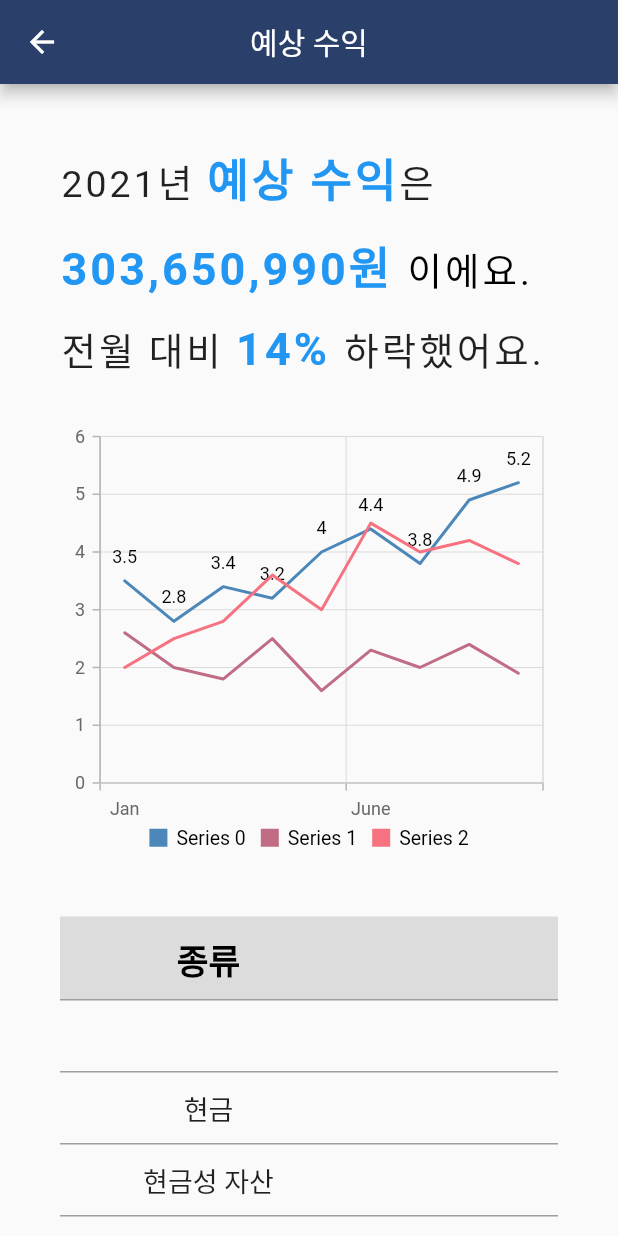
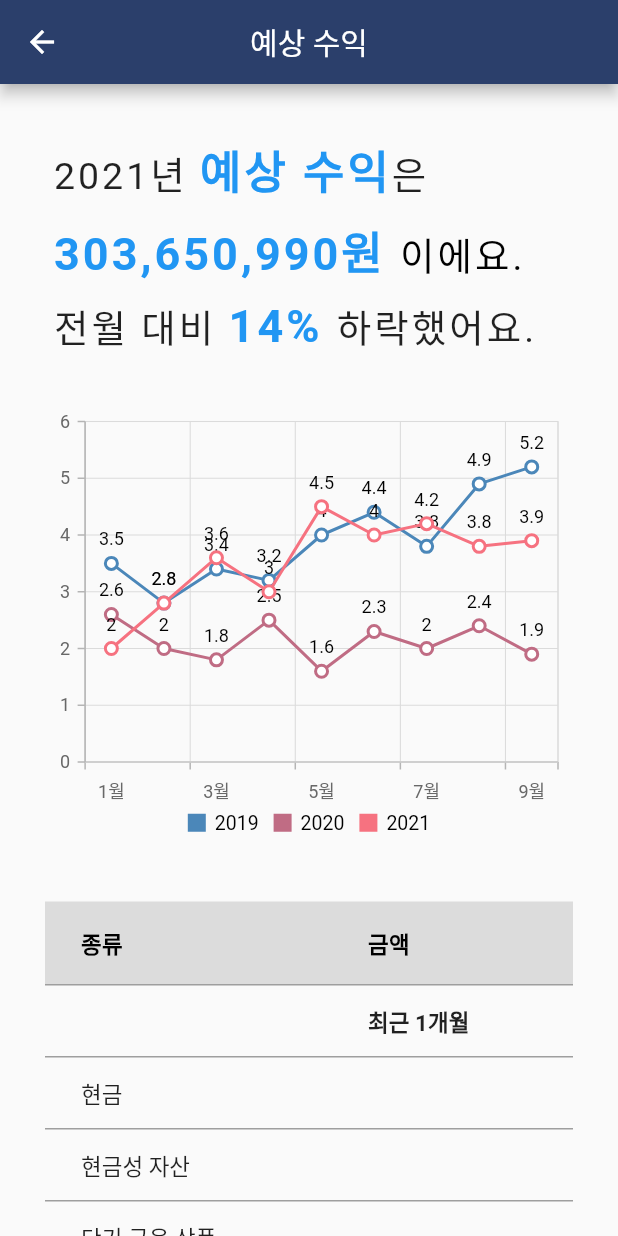
Before and after one commit to LEESAE-BOM/performance_man, a Flutter app: the expected_profit screen opened directly, on a phone screen of 412 x 824 dp. Run offline on Flutter 3.47's test engine with Material 2 defaults, Android fonts, the phone set to English and light mode, and no system bars; our stand-ins replace syncfusion_flutter_charts; missing offline and left inert: flow_project; Roboto replaces fonts that are missing (AppleB).

Commit message:
Update expected_profit.dart

```diff
--- a/Front/lib/management_widget/expected_profit.dart
+++ b/Front/lib/management_widget/expected_profit.dart
@@ -1,6 +1,7 @@
 import 'package:flutter/material.dart';
 import 'package:flutter/rendering.dart';
 import 'package:syncfusion_flutter_charts/charts.dart';
+import 'package:intl/intl.dart';
 
 class expected_profit extends StatefulWidget {
   @override
@@ -8,40 +9,47 @@ class expected_profit extends StatefulWidget {
 }
 
 class _expected_profit extends State<expected_profit> {
+  late List<SalesData> chartdata;
   late TooltipBehavior _tooltipBehavior;
 
   @override
   void initState() {
+    chartdata = getChartData();
     _tooltipBehavior = TooltipBehavior(
       enable: true,
-      // Tooltip will be displayed on long press
       activationMode: ActivationMode.longPress,
     );
     super.initState();
   }
 
+  List<SalesData> getChartData() {
+    final List<SalesData> chartdata = [
+      SalesData('1월', 3.5),
+      SalesData('2월', 2.8),
+      SalesData('3월', 3.4),
+      SalesData('4월', 3.2),
+      SalesData('5월', 4.0),
+      SalesData('6월', 4.4),
+      SalesData('7월', 3.8),
+      SalesData('8월', 4.9),
+      SalesData('9월', 5.2),
+    ];
+    return chartdata;
+  }
+
   @override
   Widget build(BuildContext context) {
-    return Scaffold(
-      appBar: AppBar(
-        title: Text('예상 수익'),
-        centerTitle: true,
-        backgroundColor: Color.fromRGBO(43, 63, 107, 1),
-      ),
-      body: SafeArea(
-        child: Padding(
-            padding: EdgeInsets.fromLTRB(40.0, 40.0, 40.0, 0),
-            child: ListView(
-              children: <Widget>[
-                Column(
+
+
+    Widget textSection = Padding(
+        padding: EdgeInsets.all(5),
+        child: Column(
             crossAxisAlignment: CrossAxisAlignment.start,
             children: <Widget>[
               Text.rich(TextSpan(
                   text: '2021년 ',
                   style: TextStyle(
-                            fontSize: 25.0,
-                            letterSpacing: 2.0,
-                            fontFamily: 'AppleB'),
+                      fontSize: 25.0, letterSpacing: 2.0, fontFamily: 'AppleB'),
                   children: <TextSpan>[
                     TextSpan(
                       text: '예상 수익',
@@ -53,13 +61,14 @@ class _expected_profit extends State<expected_profit> {
                     ),
                     TextSpan(
                         text: '은',
-                              style: TextStyle(
-                                  fontSize: 25.0, letterSpacing: 2.0)),
-                        ])),
-                    SizedBox(
-                      height: 15.0,
-                    ),
-                    Column(
+                        style: TextStyle(fontSize: 25.0, letterSpacing: 2.0)),
+                  ]))
+            ]));
+
+    Widget textSection1 = Padding(
+        padding: EdgeInsets.all(5),
+        child: Column(
+          crossAxisAlignment: CrossAxisAlignment.start,
           children: <Widget>[
             Text.rich(TextSpan(text: '', children: <TextSpan>[
               TextSpan(
@@ -80,18 +89,17 @@ class _expected_profit extends State<expected_profit> {
                       fontFamily: 'AppleB')),
             ]))
           ],
-                    ),
-                    SizedBox(
-                      height: 15.0,
-                    ),
-                    Column(
+        ));
+
+    Widget textSection2 = Padding(
+        padding: EdgeInsets.all(5),
+        child: Column(
+          crossAxisAlignment: CrossAxisAlignment.start,
           children: <Widget>[
             Text.rich(TextSpan(
                 text: '전월 대비 ',
                 style: TextStyle(
-                                fontSize: 25.0,
-                                letterSpacing: 2.0,
-                                fontFamily: 'AppleB'),
+                    fontSize: 25.0, letterSpacing: 2.0, fontFamily: 'AppleB'),
                 children: <TextSpan>[
                   TextSpan(
                     text: '14% ',
@@ -109,11 +117,9 @@ class _expected_profit extends State<expected_profit> {
                       )),
                 ]))
           ],
-                    ),
-                    SizedBox(
-                      height: 30.0,
-                    ),
-                    Center(
+        ));
+
+    Widget chartSection = Center(
       child: Container(
         child: SfCartesianChart(
             primaryXAxis: CategoryAxis(),
@@ -121,100 +127,89 @@ class _expected_profit extends State<expected_profit> {
             legend: Legend(
                 isVisible: true,
                 // Legend will be placed at the left
-                                position: LegendPosition.bottom
-                            ),
-                            series: <ChartSeries>[
+                position: LegendPosition.bottom),
+            series: <CartesianSeries>[
               FastLineSeries<SalesData, String>(
+                  name: '2019',
+                  dataSource: chartdata,
+                  xValueMapper: (SalesData sales, _) => sales.month,
+                  yValueMapper: (SalesData sales, _) => sales.sales,
+                  dataLabelSettings: DataLabelSettings(
+                      // Renders the data label
+                      isVisible: true),
+                  markerSettings: MarkerSettings(isVisible: true)),
+              FastLineSeries<SalesData, String>(
+                  name: '2020',
                   dataSource: [
                     // Bind data source
-                                    SalesData('Jan', 3.5),
-                                    SalesData('Feb', 2.8),
-                                    SalesData('Mar', 3.4),
-                                    SalesData('Apr', 3.2),
-                                    SalesData('May', 4.0),
-                                    SalesData('June', 4.4),
-                                    SalesData('July', 3.8),
-                                    SalesData('August', 4.9),
-                                    SalesData('September', 5.2)
+                    SalesData('1월', 2.6),
+                    SalesData('2월', 2.0),
+                    SalesData('3월', 1.8),
+                    SalesData('4월', 2.5),
+                    SalesData('5월', 1.6),
+                    SalesData('6월', 2.3),
+                    SalesData('7월', 2.0),
+                    SalesData('8월', 2.4),
+                    SalesData('9월', 1.9)
                   ],
-                                  xValueMapper: (SalesData sales, _) =>
-                                      sales.month,
-                                  yValueMapper: (SalesData sales, _) =>
-                                      sales.sales,
-                                  dataLabelSettings:
-                                      DataLabelSettings(isVisible: true)),
+                  xValueMapper: (SalesData sales, _) => sales.month,
+                  yValueMapper: (SalesData sales, _) => sales.sales,
+                  dataLabelSettings: DataLabelSettings(
+                      // Renders the data label
+                      isVisible: true),
+                  markerSettings: MarkerSettings(isVisible: true)),
               FastLineSeries<SalesData, String>(
+                  name: '2021',
                   dataSource: [
                     // Bind data source
-                                    SalesData('Jan', 2.6),
-                                    SalesData('Feb', 2.0),
-                                    SalesData('Mar', 1.8),
-                                    SalesData('Apr', 2.5),
-                                    SalesData('May', 1.6),
-                                    SalesData('June', 2.3),
-                                    SalesData('July', 2.0),
-                                    SalesData('August', 2.4),
-                                    SalesData('September', 1.9)
+                    SalesData('1월', 2.0),
+                    SalesData('2월', 2.8),
+                    SalesData('3월', 3.6),
+                    SalesData('4월', 3.0),
+                    SalesData('5월', 4.5),
+                    SalesData('6월', 4.0),
+                    SalesData('7월', 4.2),
+                    SalesData('8월', 3.8),
+                    SalesData('9월', 3.9)
                   ],
-                                  xValueMapper: (SalesData sales, _) =>
-                                      sales.month,
-                                  yValueMapper: (SalesData sales, _) =>
-                                      sales.sales),
-                              FastLineSeries<SalesData, String>(
-                                  dataSource: [
-                                    // Bind data source
-                                    SalesData('Jan', 2.0),
-                                    SalesData('Feb', 2.5),
-                                    SalesData('Mar', 2.8),
-                                    SalesData('Apr', 3.6),
-                                    SalesData('May', 3.0),
-                                    SalesData('June', 4.5),
-                                    SalesData('July', 4.0),
-                                    SalesData('August', 4.2),
-                                    SalesData('September', 3.8)
-                                  ],
-                                  xValueMapper: (SalesData sales, _) =>
-                                      sales.month,
-                                  yValueMapper: (SalesData sales, _) =>
-                                      sales.sales),
+                  xValueMapper: (SalesData sales, _) => sales.month,
+                  yValueMapper: (SalesData sales, _) => sales.sales,
+                  dataLabelSettings: DataLabelSettings(
+                      // Renders the data label
+                      isVisible: true),
+                  markerSettings: MarkerSettings(isVisible: true)),
             ]),
       ),
-                    ),
-                    SizedBox(
-                      height: 30.0,
-                    ),
-                    Center(
+    );
+
+    Widget datatableSection = Center(
       child: Container(
         width: double.infinity,
         child: Theme(
-                          data: Theme.of(context)
-                              .copyWith(dividerColor: Colors.grey),
+          data: Theme.of(context).copyWith(dividerColor: Colors.grey),
           child: DataTable(
             showBottomBorder: true,
-                            headingRowColor: MaterialStateColor.resolveWith(
-                                (states) => Colors.black12),
+            headingRowColor:
+                MaterialStateColor.resolveWith((states) => Colors.black12),
             columns: <DataColumn>[
               DataColumn(
                 label: Container(
-                                  width: 150.0,
                   child: Text(
                     '종류',
                     textAlign: TextAlign.center,
                     style: TextStyle(
                         fontWeight: FontWeight.bold,
-                                        fontSize: 23.0,
+                        fontSize: 15.0,
                         color: Colors.black),
                   ),
                 ),
               ),
               DataColumn(
                 label: Container(
-                                  width: 300.0,
                   child: Text('금액',
                       textAlign: TextAlign.center,
                       style: TextStyle(
-                                          fontWeight: FontWeight.bold,
-                                          fontSize: 23.0)),
+                          fontWeight: FontWeight.bold, fontSize: 15.0)),
                 ),
               ),
             ],
@@ -223,13 +218,11 @@ class _expected_profit extends State<expected_profit> {
                 cells: <DataCell>[
                   DataCell(Text('')),
                   DataCell(Container(
-                                      width: 300.0,
                       child: Text(
                         '최근 1개월',
                         textAlign: TextAlign.right,
                         style: TextStyle(
-                                            fontSize: 15.0,
-                                            fontWeight: FontWeight.bold),
+                            fontSize: 15.0, fontWeight: FontWeight.bold),
                       )))
                 ],
               ),
@@ -240,18 +233,16 @@ class _expected_profit extends State<expected_profit> {
                       child: Text(
                         '현금',
                         textAlign: TextAlign.center,
-                                        style: TextStyle(fontSize: 18.0),
+                        style: TextStyle(fontSize: 15.0),
                       ),
-                                      width: 150.0,
                     ),
                   ),
                   DataCell(
                     Container(
-                                        width: 300.0,
                         child: Text(
                           '',
                           textAlign: TextAlign.center,
-                                          style: TextStyle(fontSize: 18.0),
+                          style: TextStyle(fontSize: 15.0),
                         )),
                   ),
                 ],
@@ -263,18 +254,16 @@ class _expected_profit extends State<expected_profit> {
                       child: Text(
                         '현금성 자산',
                         textAlign: TextAlign.center,
-                                        style: TextStyle(fontSize: 18.0),
+                        style: TextStyle(fontSize: 15.0),
                       ),
-                                      width: 150.0,
                     ),
                   ),
                   DataCell(
                     Container(
-                                        width: 300.0,
                         child: Text(
                           '',
                           textAlign: TextAlign.center,
-                                          style: TextStyle(fontSize: 18.0),
+                          style: TextStyle(fontSize: 15.0),
                         )),
                   ),
                 ],
@@ -286,18 +275,16 @@ class _expected_profit extends State<expected_profit> {
                       child: Text(
                         '단기 금융 상품',
                         textAlign: TextAlign.center,
-                                        style: TextStyle(fontSize: 18.0),
+                        style: TextStyle(fontSize: 15.0),
                       ),
-                                      width: 150.0,
                     ),
                   ),
                   DataCell(
                     Container(
-                                        width: 300.0,
                         child: Text(
                           '',
                           textAlign: TextAlign.center,
-                                          style: TextStyle(fontSize: 18.0),
+                          style: TextStyle(fontSize: 15.0),
                         )),
                   ),
                 ],
@@ -306,19 +293,38 @@ class _expected_profit extends State<expected_profit> {
           ),
         ),
       ),
-                    )
+    );
+    return Scaffold(
+        appBar: AppBar(
+          title: Text('예상 수익'),
+          centerTitle: true,
+          backgroundColor: Color.fromRGBO(43, 63, 107, 1),
+        ),
+        body: SafeArea(
+            child: Padding(
+          padding: EdgeInsets.fromLTRB(30.0, 30.0, 30.0, 0),
+          child: ListView(
+            children: <Widget>[
+              textSection,
+              textSection1,
+              textSection2,
+              SizedBox(
+                height: 30.0,
+              ),
+              chartSection,
+              SizedBox(
+                height: 30.0,
+              ),
+              datatableSection
             ],
           ),
-              ],
-            )),
-      ),
-    );
+        )));
   }
 }
 
 class SalesData {
   SalesData(this.month, this.sales);
 
-  final String month;
-  final double? sales;
+  final String? month;
+  final double sales;
 }
```
Lines whose indentation alone changed are shown as unchanged.
